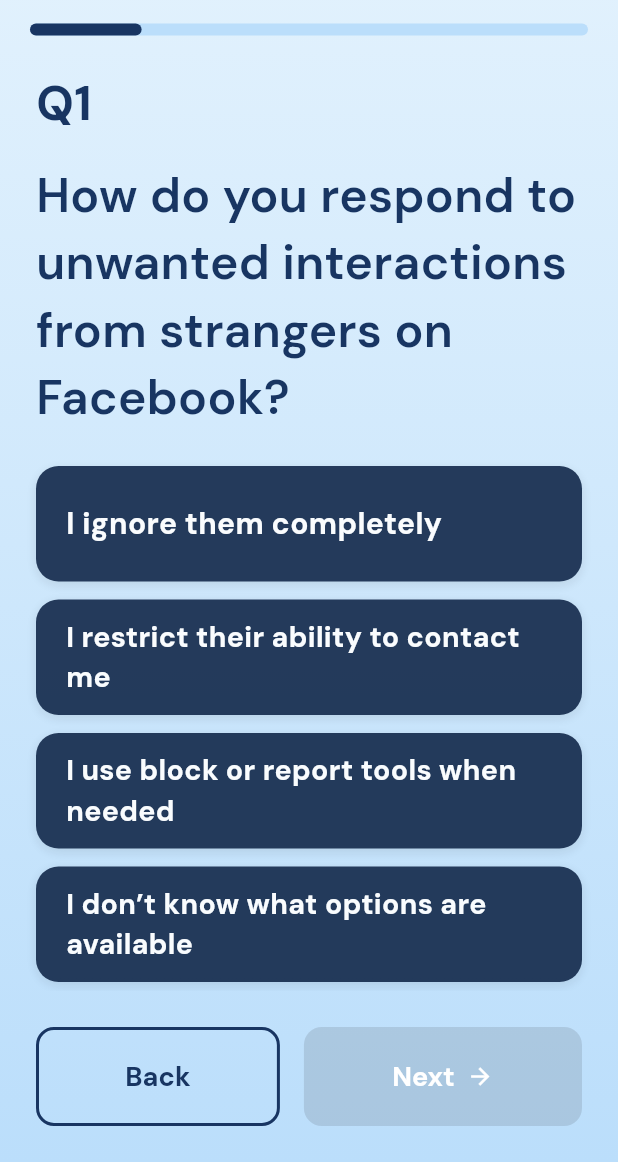
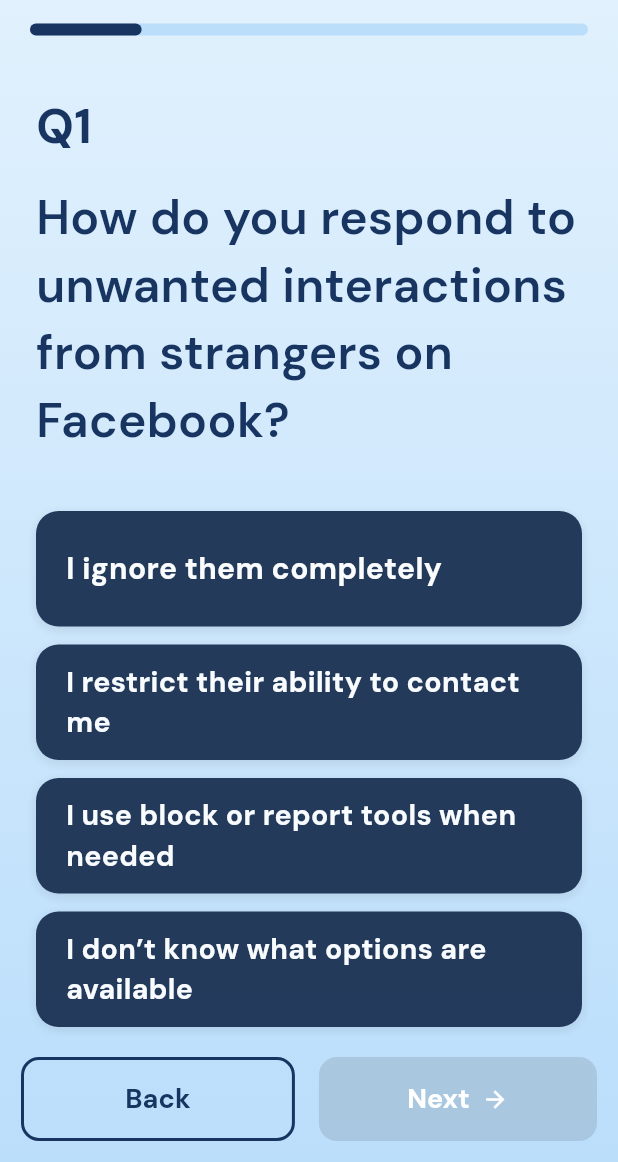
Before and after one commit to 4by3/capstone_flutter_project, a Flutter app: the screen it shows after launch, after a tap on "Start Learning", on a phone screen of 412 x 824 dp, the part 74-1236 px from its top. Run offline on Flutter 3.47's test engine with Material 3 defaults, Android fonts, the light colour scheme and no system bars; drawn by our look-alikes of auto_size_text; our stand-ins replace confetti, google_fonts, shared_preferences, video_player.

Commit message:
Edited sizing

```diff
--- a/lib/pages/feature_quiz_page.dart
+++ b/lib/pages/feature_quiz_page.dart
@@ -688,7 +688,7 @@
                     ),
                     // Navigation Buttons
                     Padding(
-                      padding: const EdgeInsets.all(24),
+                      padding: const EdgeInsets.all(14),
                       child: Row(
                         mainAxisAlignment: MainAxisAlignment.center,
                         children: [
@@ -705,7 +705,7 @@
                                     },
                               style: OutlinedButton.styleFrom(
                                 padding:
-                                    const EdgeInsets.symmetric(vertical: 20),
+                                    const EdgeInsets.symmetric(vertical: 15),
                                 side: BorderSide(color: textColor, width: 2),
                                 shape: RoundedRectangleBorder(
                                   borderRadius: BorderRadius.circular(12),
@@ -732,7 +732,7 @@
                               style: ElevatedButton.styleFrom(
                                 backgroundColor: textColor,
                                 padding:
-                                    const EdgeInsets.symmetric(vertical: 20),
+                                    const EdgeInsets.symmetric(vertical: 15),
                                 shape: RoundedRectangleBorder(
                                   borderRadius: BorderRadius.circular(12),
                                 ),
--- a/lib/pages/intro_quiz_page.dart
+++ b/lib/pages/intro_quiz_page.dart
@@ -392,7 +392,7 @@
               ),
               // Navigation buttons
               Padding(
-                padding: const EdgeInsets.all(24),
+                padding: const EdgeInsets.all(14),
                 child: Row(
                   mainAxisAlignment: MainAxisAlignment.center,
                   children: [
@@ -406,7 +406,7 @@
                                 )
                             : _previousQuestion,
                         style: OutlinedButton.styleFrom(
-                          padding: const EdgeInsets.symmetric(vertical: 20),
+                          padding: const EdgeInsets.symmetric(vertical: 15),
                           side: BorderSide(color: textColor, width: 2),
                           shape: RoundedRectangleBorder(
                             borderRadius: BorderRadius.circular(12),
@@ -431,7 +431,7 @@
                             : null,
                         style: ElevatedButton.styleFrom(
                           backgroundColor: textColor,
-                          padding: const EdgeInsets.symmetric(vertical: 20),
+                          padding: const EdgeInsets.symmetric(vertical: 15),
                           shape: RoundedRectangleBorder(
                             borderRadius: BorderRadius.circular(12),
                           ),
```
